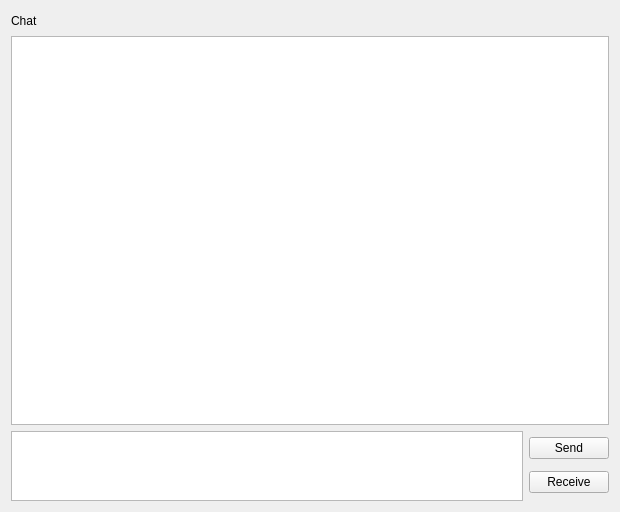
Before: the Qt Designer form src/client-desktop/ui/chat_widget.ui in kovdan01/melon, drawn with Qt 5.
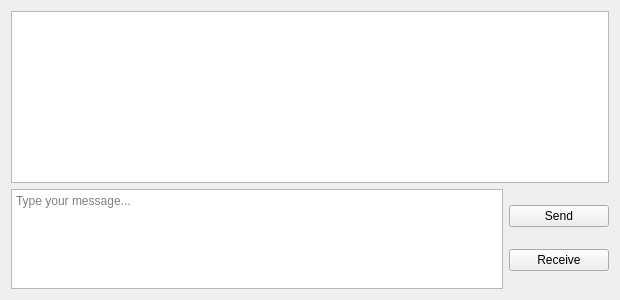
After: the same form once the commit is applied.

Commit message: Provide chats managing

What changed in the file:
```diff
--- a/src/client-desktop/ui/chat_widget.ui
+++ b/src/client-desktop/ui/chat_widget.ui
@@ -7,70 +7,131 @@
     <x>0</x>
     <y>0</y>
     <width>620</width>
-    <height>512</height>
+    <height>300</height>
    </rect>
   </property>
   <property name="sizePolicy">
-   <sizepolicy hsizetype="MinimumExpanding" vsizetype="Preferred">
+   <sizepolicy hsizetype="MinimumExpanding" vsizetype="MinimumExpanding">
     <horstretch>0</horstretch>
     <verstretch>0</verstretch>
    </sizepolicy>
   </property>
   <property name="minimumSize">
    <size>
-    <width>200</width>
-    <height>0</height>
+    <width>300</width>
+    <height>300</height>
    </size>
   </property>
   <property name="windowTitle">
    <string>Form</string>
   </property>
+  <property name="layoutDirection">
+   <enum>Qt::LeftToRight</enum>
+  </property>
   <layout class="QVBoxLayout" name="verticalLayout_3">
    <item>
-    <layout class="QVBoxLayout" name="verticalLayout" stretch="1,20,1">
-     <item>
-      <widget class="QLabel" name="label">
-       <property name="text">
-        <string>Chat</string>
-       </property>
-      </widget>
-     </item>
+    <layout class="QVBoxLayout" name="verticalLayout" stretch="20,1">
      <item>
       <widget class="QListWidget" name="MsgList">
+       <property name="sizePolicy">
+        <sizepolicy hsizetype="Preferred" vsizetype="Preferred">
+         <horstretch>0</horstretch>
+         <verstretch>0</verstretch>
+        </sizepolicy>
+       </property>
+       <property name="font">
+        <font>
+         <kerning>true</kerning>
+        </font>
+       </property>
+       <property name="cursor" stdset="0">
+        <cursorShape>ArrowCursor</cursorShape>
+       </property>
+       <property name="contextMenuPolicy">
+        <enum>Qt::CustomContextMenu</enum>
+       </property>
+       <property name="autoFillBackground">
+        <bool>false</bool>
+       </property>
+       <property name="inputMethodHints">
+        <set>Qt::ImhMultiLine</set>
+       </property>
+       <property name="sizeAdjustPolicy">
+        <enum>QAbstractScrollArea::AdjustToContents</enum>
+       </property>
        <property name="selectionMode">
         <enum>QAbstractItemView::MultiSelection</enum>
        </property>
        <property name="selectionBehavior">
         <enum>QAbstractItemView::SelectItems</enum>
        </property>
+       <property name="textElideMode">
+        <enum>Qt::ElideMiddle</enum>
+       </property>
+       <property name="movement">
+        <enum>QListView::Static</enum>
+       </property>
+       <property name="isWrapping" stdset="0">
+        <bool>false</bool>
+       </property>
+       <property name="resizeMode">
+        <enum>QListView::Adjust</enum>
+       </property>
        <property name="wordWrap">
         <bool>true</bool>
        </property>
+       <property name="selectionRectVisible">
+        <bool>false</bool>
+       </property>
+       <property name="itemAlignment">
+        <set>Qt::AlignLeading|Qt::AlignLeft|Qt::AlignRight|Qt::AlignTrailing</set>
+       </property>
       </widget>
      </item>
      <item>
       <layout class="QHBoxLayout" name="horizontalLayout">
        <item>
         <widget class="QTextEdit" name="MsgEdit">
+         <property name="sizePolicy">
+          <sizepolicy hsizetype="Expanding" vsizetype="Fixed">
+           <horstretch>0</horstretch>
+           <verstretch>0</verstretch>
+          </sizepolicy>
+         </property>
          <property name="minimumSize">
           <size>
            <width>200</width>
-           <height>0</height>
+           <height>100</height>
           </size>
          </property>
+         <property name="placeholderText">
+          <string>Type your message...</string>
+         </property>
         </widget>
        </item>
        <item>
         <layout class="QVBoxLayout" name="verticalLayout_2">
          <item>
-          <widget class="QPushButton" name="ReceiveButton">
+          <widget class="QPushButton" name="SendButton">
+           <property name="minimumSize">
+            <size>
+             <width>100</width>
+             <height>0</height>
+            </size>
+           </property>
            <property name="text">
             <string>Send</string>
            </property>
           </widget>
          </item>
          <item>
-          <widget class="QPushButton" name="SendButton">
+          <widget class="QPushButton" name="ReceiveButton">
+           <property name="minimumSize">
+            <size>
+             <width>100</width>
+             <height>0</height>
+            </size>
+           </property>
            <property name="text">
             <string>Receive</string>
            </property>
```
The commit also changes 6 other files.
